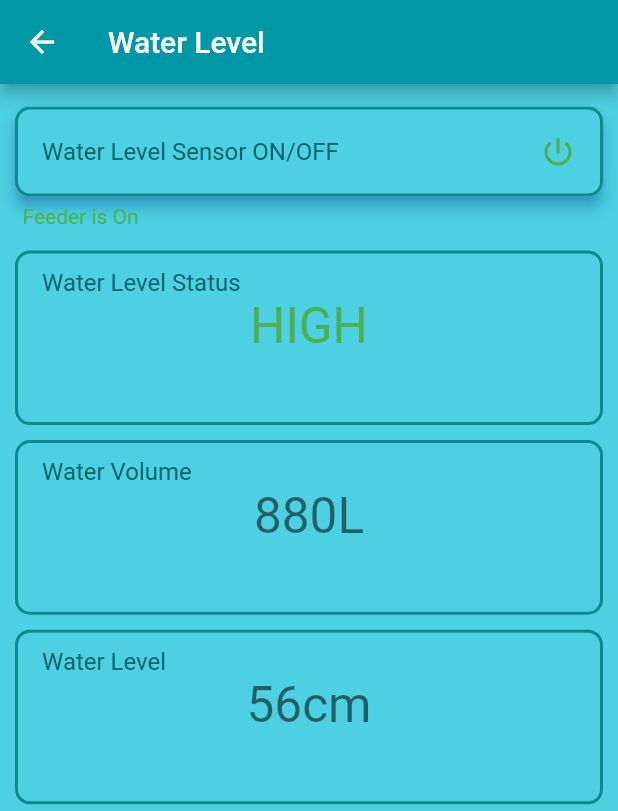
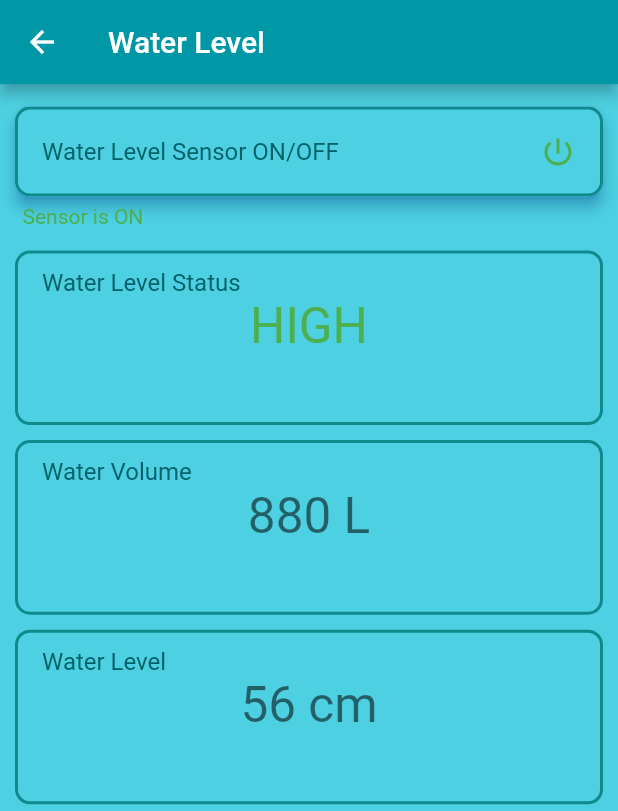
Before and after one commit to eqrakhattak/smart-biofloc-monitoring, a Flutter app: the WaterPage screen opened by its route, after a tap on "Water Level Sensor ON/OFF", on a phone screen of 412 x 824 dp. Shown: the top 811 px of the screen. Run offline on Flutter 3.47's test engine with Material 2 defaults, Android fonts, the light colour scheme and no system bars; our stand-ins replace font_awesome_flutter.

Commit message:
Update OnTap Functionality

```diff
--- a/sci_fish/lib/pages/water_page.dart
+++ b/sci_fish/lib/pages/water_page.dart
@@ -13,8 +13,34 @@ class WaterPage extends StatefulWidget {
 class _WaterPageState extends State<WaterPage> {
 
   bool switchSensor = false;
-  String sensorStatus = 'Sensor is OFF' ;
+  String sensorStatus = 'Sensor is OFF';
   Color statusColor = colorOff;
+
+  String waterLevelStatus = '_';
+  String waterVolume = '_';
+  String waterLevel = '_';
+
+  void switchWater(){
+    setState(() {
+      if(switchSensor==true){
+        switchSensor = false;
+        sensorStatus = 'Sensor is OFF';
+        statusColor = colorOff;
+
+        waterLevelStatus = '_';
+        waterVolume = '_';
+        waterLevel = '_';
+      }else{
+        switchSensor = true;
+        sensorStatus = 'Sensor is ON';
+        statusColor = colorOn;
+
+        waterLevelStatus = 'HIGH';
+        waterVolume = '880';
+        waterLevel = '56';
+      }
+    });
+  }
 
   @override
   Widget build(BuildContext context) {
@@ -50,17 +76,7 @@ class _WaterPageState extends State<WaterPage> {
                     borderRadius: BorderRadius.circular(10),
                   ),
                   onTap: () {
-                    setState(() {
-                      if(switchSensor==true){
-                        switchSensor = false;
-                        sensorStatus = 'Feeder is Off';
-                        statusColor = colorOff;
-                      }else{
-                        switchSensor = true;
-                        sensorStatus = 'Feeder is On';
-                        statusColor = colorOn;
-                      }
-                    });
+                    switchWater();
                   }
                 ),
               ),
@@ -85,10 +101,10 @@ class _WaterPageState extends State<WaterPage> {
                       color: textColor,
                     ),
                   ),
-                  subtitle: const Text(
-                    'HIGH',
+                  subtitle: Text(
+                    waterLevelStatus,
                     textAlign: TextAlign.center,
-                    style: TextStyle(
+                    style: const TextStyle(
                       color: colorOn,
                       fontSize: 33.0,
                     ),
@@ -111,10 +127,10 @@ class _WaterPageState extends State<WaterPage> {
                       color: textColor,
                     ),
                   ),
-                  subtitle: const Text(
-                    '880L',
+                  subtitle: Text(
+                    '$waterVolume L',
                     textAlign: TextAlign.center,
-                    style: TextStyle(
+                    style: const TextStyle(
                       fontSize: 33.0,
                       //TODO: edit textsize according to expanded
                     ),
@@ -137,10 +153,10 @@ class _WaterPageState extends State<WaterPage> {
                       color: textColor,
                     ),
                   ),
-                  subtitle: const Text(
-                    '56cm',
+                  subtitle: Text(
+                    '$waterLevel cm',
                     textAlign: TextAlign.center,
-                    style: TextStyle(
+                    style: const TextStyle(
                       fontSize: 33.0,
                     ),
                   ),
```
Also changed, not shown: sci_fish/lib/pages/air_page.dart (+30 -17 lines), sci_fish/lib/pages/food_page.dart (+16 -12 lines), sci_fish/lib/pages/oxygen_page.dart (+36 -20 lines), sci_fish/lib/pages/ph_page.dart (+30 -17 lines), sci_fish/lib/pages/power_page.dart (+32 -24 lines), sci_fish/lib/pages/temp_page.dart (+30 -17 lines).
